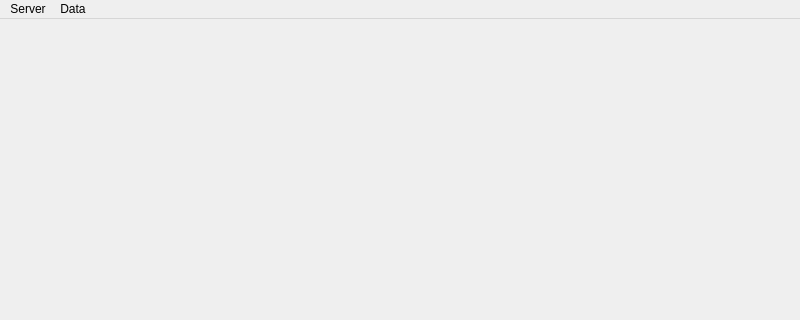
First picture: the form in mainwindow.ui, repository Kuszki/MultimapAWZ, before the edit; both pictures show x 0 to 800 and y 0 to 320 of the 800 by 600 pixel window.
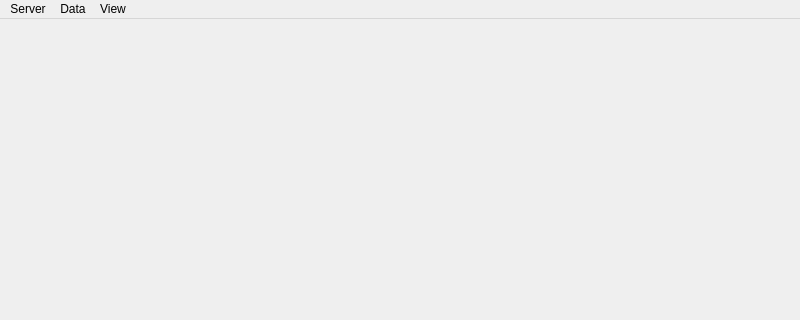
Second picture: the form after the edit. Icons and pictures are not drawn.

Diff of the .ui file:
```diff
--- a/mainwindow.ui
+++ b/mainwindow.ui
@@ -58,8 +58,15 @@
     <addaction name="separator"/>
     <addaction name="actionImport"/>
    </widget>
+   <widget class="QMenu" name="menuView">
+    <property name="title">
+     <string>View</string>
+    </property>
+    <addaction name="actionSettings"/>
+   </widget>
    <addaction name="menuServer"/>
    <addaction name="menuData"/>
+   <addaction name="menuView"/>
   </widget>
   <action name="actionConnect">
    <property name="icon">
```
Left out of the diff: 4 changed lines with no effect on the pictures.
